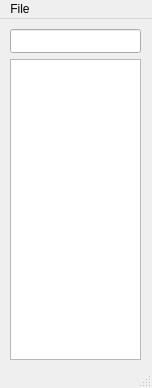
Old version of the form alcantara.ui in the repository duca/Alcantara.
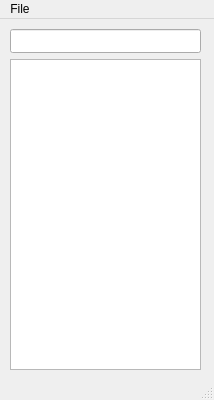
New version of the form.

Commit message: LeF: resized the main window. Looking for an icon still.

Patch:
```diff
--- a/alcantara.ui
+++ b/alcantara.ui
@@ -6,31 +6,52 @@
    <rect>
     <x>0</x>
     <y>0</y>
-    <width>152</width>
-    <height>388</height>
+    <width>214</width>
+    <height>400</height>
    </rect>
   </property>
+  <property name="sizePolicy">
+   <sizepolicy hsizetype="Fixed" vsizetype="Fixed">
+    <horstretch>0</horstretch>
+    <verstretch>0</verstretch>
+   </sizepolicy>
+  </property>
   <property name="windowTitle">
    <string>Alcantara</string>
   </property>
+  <property name="windowOpacity">
+   <double>1.000000000000000</double>
+  </property>
+  <property name="autoFillBackground">
+   <bool>true</bool>
+  </property>
   <widget class="QWidget" name="centralwidget">
    <widget class="QLineEdit" name="appSearchEntry">
     <property name="geometry">
      <rect>
       <x>10</x>
       <y>10</y>
-      <width>131</width>
+      <width>191</width>
       <height>24</height>
      </rect>
     </property>
+    <property name="sizePolicy">
+     <sizepolicy hsizetype="Expanding" vsizetype="Fixed">
+      <horstretch>0</horstretch>
+      <verstretch>0</verstretch>
+     </sizepolicy>
+    </property>
+    <property name="layoutDirection">
+     <enum>Qt::LeftToRight</enum>
+    </property>
    </widget>
    <widget class="QListWidget" name="appsList">
     <property name="geometry">
      <rect>
       <x>10</x>
       <y>40</y>
-      <width>131</width>
-      <height>301</height>
+      <width>191</width>
+      <height>311</height>
      </rect>
     </property>
     <property name="mouseTracking">
@@ -70,7 +91,7 @@
     <rect>
      <x>0</x>
      <y>0</y>
-     <width>152</width>
+     <width>214</width>
      <height>22</height>
     </rect>
    </property>
```
The commit also changes 4 other files.
